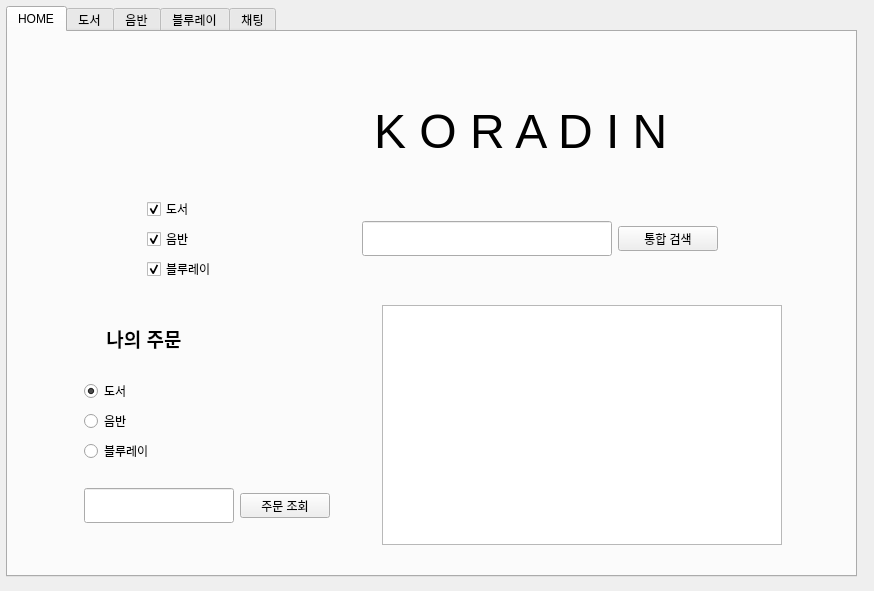
First picture: the form in client.ui, repository Henry93s/koradin, before the edit.
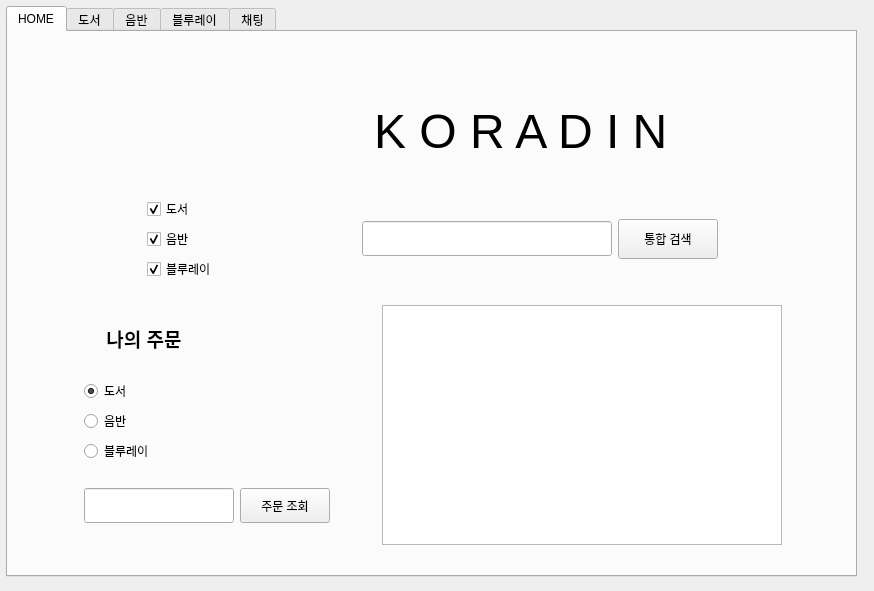
Second picture: the form after the edit. The open tabs and pages were chosen to show the change.

```diff
--- a/client.ui
+++ b/client.ui
@@ -216,18 +216,24 @@
               <property name="minimumSize">
                <size>
                 <width>100</width>
-                <height>25</height>
+                <height>40</height>
                </size>
               </property>
               <property name="maximumSize">
                <size>
                 <width>100</width>
-                <height>25</height>
+                <height>40</height>
                </size>
               </property>
               <property name="text">
                <string>통합 검색</string>
               </property>
+              <property name="iconSize">
+               <size>
+                <width>30</width>
+                <height>30</height>
+               </size>
+              </property>
               <property name="shortcut">
                <string>Return</string>
               </property>
@@ -370,18 +376,24 @@
               <property name="minimumSize">
                <size>
                 <width>90</width>
-                <height>25</height>
+                <height>35</height>
                </size>
               </property>
               <property name="maximumSize">
                <size>
                 <width>90</width>
-                <height>25</height>
+                <height>35</height>
                </size>
               </property>
               <property name="text">
                <string>주문 조회</string>
               </property>
+              <property name="iconSize">
+               <size>
+                <width>24</width>
+                <height>24</height>
+               </size>
+              </property>
              </widget>
             </item>
            </layout>
```
Left out of the diff: 17 changed lines with no effect on the pictures.
